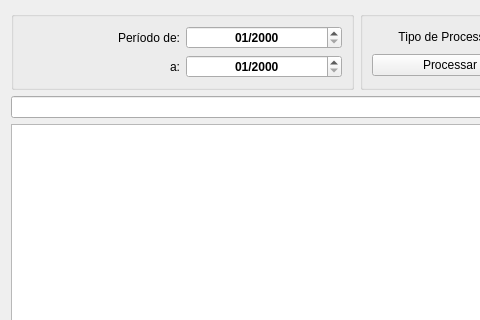
fallomermo/SeverinoTools_BKP_Old, file planosaude.ui: the form before one commit; both pictures show x 0 to 480 and y 0 to 320 of the 713 by 443 pixel window.
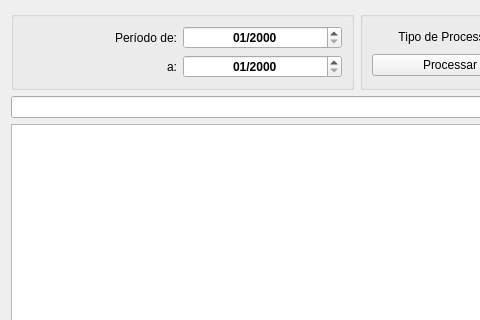
The form after the commit. Icons and pictures are not drawn.

What changed in the file:
```diff
--- a/planosaude.ui
+++ b/planosaude.ui
@@ -35,6 +35,12 @@
       </item>
       <item row="0" column="1">
        <widget class="QDateEdit" name="periodoInicial">
+        <property name="minimumSize">
+         <size>
+          <width>159</width>
+          <height>0</height>
+         </size>
+        </property>
         <property name="font">
          <font>
           <weight>75</weight>
@@ -61,6 +67,12 @@
       </item>
       <item row="1" column="1">
        <widget class="QDateEdit" name="periodoFinal">
+        <property name="minimumSize">
+         <size>
+          <width>159</width>
+          <height>0</height>
+         </size>
+        </property>
         <property name="font">
          <font>
           <weight>75</weight>
```
